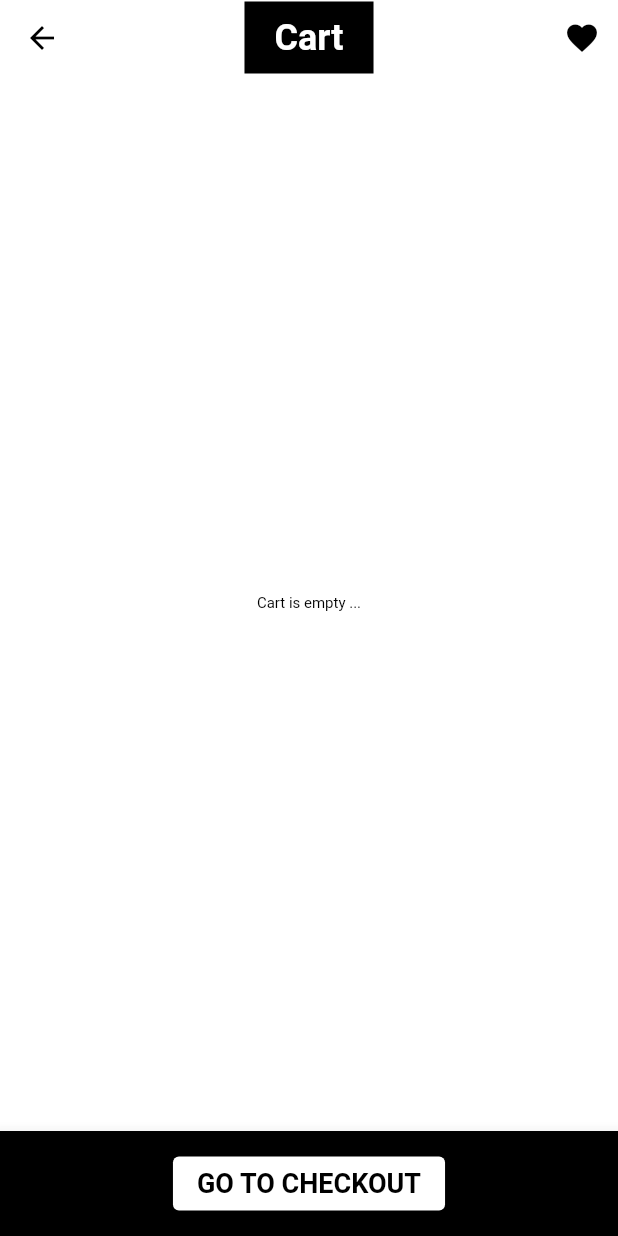
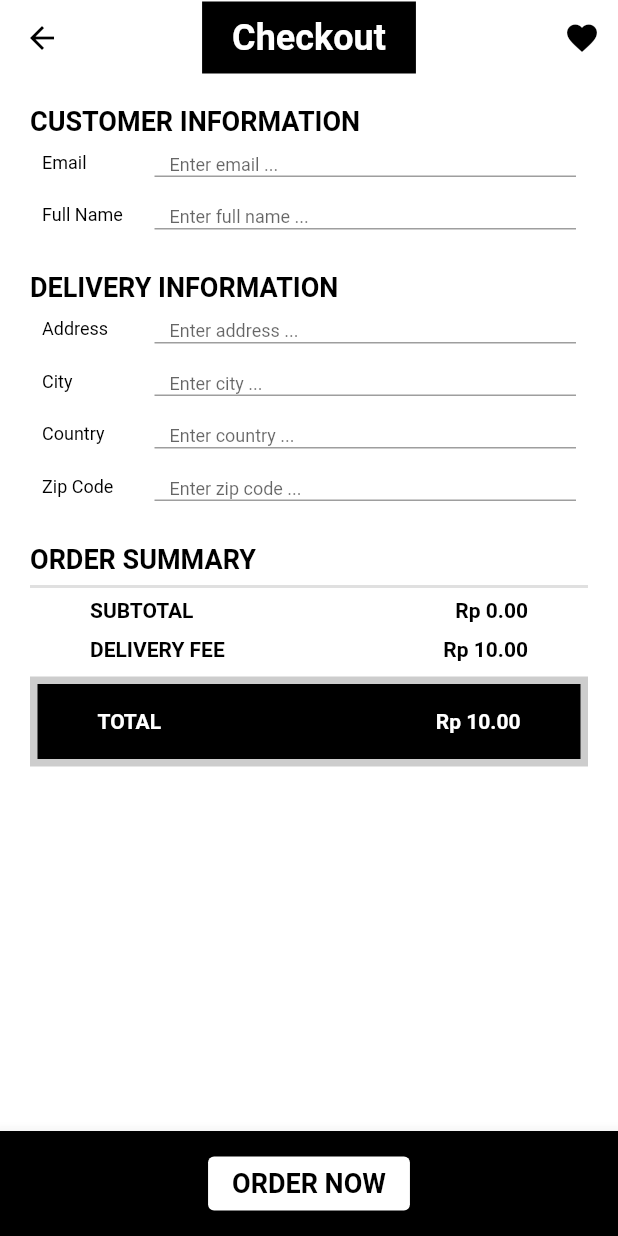
Before and after one commit to jmiryas/e_commerce_app, a Flutter app: the CartScreen screen opened by its route, after a tap on "GO TO CHECKOUT", on a phone screen of 412 x 824 dp. Run offline on Flutter 3.47's test engine with Material 2 defaults, Android fonts, the phone set to English and light mode, and no system bars; our stand-ins replace bloc, carousel_slider, cloud_firestore, equatable, firebase_core, flutter_bloc; accounts and stored records are empty; Roboto replaces fonts that are missing (Avenir).

Commit message:
Add checkout form

```diff
--- a/lib/config/app_router.dart
+++ b/lib/config/app_router.dart
@@ -1,3 +1,4 @@
+import 'package:e_commerce_app/screens/checkout/checkout_screen.dart';
 import 'package:flutter/material.dart';
 
 import '../models/product_model.dart';
@@ -38,6 +39,9 @@ class AppRouter {
       case CustomAppRoute.splashScreen:
         return CustomAppRoute.goToRoute(
             const SplashScreen(), CustomAppRoute.splashScreen);
+      case CustomAppRoute.checkoutScreen:
+        return CustomAppRoute.goToRoute(
+            const CheckoutScreen(), CustomAppRoute.checkoutScreen);
       default:
         return CustomAppRoute.goToRoute(
             const ErrorScreen(), CustomAppRoute.errorScreen);
--- a/lib/config/custom_app_route.dart
+++ b/lib/config/custom_app_route.dart
@@ -9,6 +9,7 @@ class CustomAppRoute {
   static const String splashScreen = "/splash";
   static const String catalogScreen = "/catalog";
   static const String productScreen = "/product";
+  static const String checkoutScreen = "/checkout";
   static const String wishlistScreen = "/wishlist";
 
   // * Go to route:
--- a/lib/screens/cart/cart_screen.dart
+++ b/lib/screens/cart/cart_screen.dart
@@ -3,6 +3,7 @@ import 'package:flutter_bloc/flutter_bloc.dart';
 
 import '../../bloc/cart/cart_bloc.dart';
 import '../../config/custom_app_route.dart';
+import '../../widgets/order_summary_widget.dart';
 import '../../widgets/custom_app_bar_widget.dart';
 import '../../widgets/card_product_card_widget.dart';
 
@@ -22,7 +23,9 @@ class CartScreen extends StatelessWidget {
             children: [
               ElevatedButton(
                   style: ElevatedButton.styleFrom(primary: Colors.white),
-                  onPressed: () {},
+                  onPressed: () {
+                    Navigator.pushNamed(context, CustomAppRoute.checkoutScreen);
+                  },
                   child: Text("GO TO CHECKOUT",
                       style: Theme.of(context).textTheme.headline3!.copyWith(
                             color: Colors.black,
@@ -103,97 +106,7 @@ class CartScreen extends StatelessWidget {
                       )
                     ],
                   ),
-                  Column(
-                    children: [
-                      const Divider(
-                        thickness: 2,
-                      ),
-                      Padding(
-                          padding: const EdgeInsets.symmetric(horizontal: 40.0),
-                          child: Column(
-                            children: [
-                              Row(
-                                mainAxisAlignment:
-                                    MainAxisAlignment.spaceBetween,
-                                children: [
-                                  Text(
-                                    "SUBTOTAL",
-                                    style:
-                                        Theme.of(context).textTheme.headline5,
-                                  ),
-                                  Text(
-                                    "Rp ${state.cart.subtotalString}",
-                                    style:
-                                        Theme.of(context).textTheme.headline5,
-                                  )
-                                ],
-                              ),
-                              const SizedBox(
-                                height: 10.0,
-                              ),
-                              Row(
-                                mainAxisAlignment:
-                                    MainAxisAlignment.spaceBetween,
-                                children: [
-                                  Text(
-                                    "DELIVERY FEE",
-                                    style:
-                                        Theme.of(context).textTheme.headline5,
-                                  ),
-                                  Text(
-                                    "Rp ${state.cart.deliveryFeeString}",
-                                    style:
-                                        Theme.of(context).textTheme.headline5,
-                                  )
-                                ],
-                              )
-                            ],
-                          )),
-                      const SizedBox(
-                        height: 10.0,
-                      ),
-                      Stack(
-                        children: [
-                          Container(
-                              width: MediaQuery.of(context).size.width,
-                              height: 60.0,
-                              decoration: BoxDecoration(
-                                  color: Colors.black.withAlpha(50))),
-                          Container(
-                            margin: const EdgeInsets.all(5.0),
-                            width: MediaQuery.of(context).size.width,
-                            height: 50.0,
-                            decoration:
-                                const BoxDecoration(color: Colors.black),
-                            child: Padding(
-                              padding:
-                                  const EdgeInsets.symmetric(horizontal: 40.0),
-                              child: Row(
-                                mainAxisAlignment:
-                                    MainAxisAlignment.spaceBetween,
-                                children: [
-                                  Text(
-                                    "TOTAL",
-                                    style: Theme.of(context)
-                                        .textTheme
-                                        .headline5!
-                                        .copyWith(color: Colors.white),
-                                  ),
-                                  Text(
-                                    "Rp ${state.cart.totalString}",
-                                    style: Theme.of(context)
-                                        .textTheme
-                                        .headline5!
-                                        .copyWith(color: Colors.white),
-                                  )
-                                ],
-                              ),
-                            ),
-                          )
-                        ],
-                      )
-                    ],
-                  )
+                  const OrderSummaryWidget()
                 ],
               ),
             );
--- /dev/null
+++ b/lib/screens/checkout/checkout_screen.dart
@@ -0,0 +1,110 @@
+import 'package:e_commerce_app/widgets/order_summary_widget.dart';
+import 'package:flutter/material.dart';
+
+import '../../widgets/custom_app_bar_widget.dart';
+
+class CheckoutScreen extends StatelessWidget {
+  const CheckoutScreen({Key? key}) : super(key: key);
+
+  @override
+  Widget build(BuildContext context) {
+    final TextEditingController emailController = TextEditingController();
+    final TextEditingController nameController = TextEditingController();
+    final TextEditingController addressController = TextEditingController();
+    final TextEditingController cityController = TextEditingController();
+    final TextEditingController countryController = TextEditingController();
+    final TextEditingController zipCodeController = TextEditingController();
+
+    return Scaffold(
+      appBar: CustomAppBarWidget(title: "Checkout"),
+      bottomNavigationBar: BottomAppBar(
+        color: Colors.black,
+        child: SizedBox(
+          height: 70.0,
+          child: Row(
+            mainAxisAlignment: MainAxisAlignment.spaceEvenly,
+            children: [
+              ElevatedButton(
+                  style: ElevatedButton.styleFrom(primary: Colors.white),
+                  onPressed: () {},
+                  child: Text("ORDER NOW",
+                      style: Theme.of(context).textTheme.headline3!.copyWith(
+                            color: Colors.black,
+                          )))
+            ],
+          ),
+        ),
+      ),
+      body: Padding(
+          padding: const EdgeInsets.all(20.0),
+          child: ListView(
+            children: [
+              Column(
+                mainAxisAlignment: MainAxisAlignment.spaceBetween,
+                crossAxisAlignment: CrossAxisAlignment.start,
+                children: [
+                  Text(
+                    "CUSTOMER INFORMATION",
+                    style: Theme.of(context).textTheme.headline3,
+                  ),
+                  _buildTextField(
+                      emailController, context, "Email", "Enter email ..."),
+                  _buildTextField(nameController, context, "Full Name",
+                      "Enter full name ..."),
+                  const SizedBox(
+                    height: 20.0,
+                  ),
+                  Text(
+                    "DELIVERY INFORMATION",
+                    style: Theme.of(context).textTheme.headline3,
+                  ),
+                  _buildTextField(addressController, context, "Address",
+                      "Enter address ..."),
+                  _buildTextField(
+                      cityController, context, "City", "Enter city ..."),
+                  _buildTextField(countryController, context, "Country",
+                      "Enter country ..."),
+                  _buildTextField(zipCodeController, context, "Zip Code",
+                      "Enter zip code ..."),
+                  const SizedBox(
+                    height: 20.0,
+                  ),
+                  Text(
+                    "ORDER SUMMARY",
+                    style: Theme.of(context).textTheme.headline3,
+                  ),
+                  const OrderSummaryWidget()
+                ],
+              )
+            ],
+          )),
+    );
+  }
+}
+
+Widget _buildTextField(TextEditingController controller, BuildContext context,
+    String label, String hint) {
+  return Padding(
+      padding: const EdgeInsets.all(8.0),
+      child: Row(
+        children: [
+          SizedBox(
+            width: 75.0,
+            child: Text(
+              label,
+              style: Theme.of(context).textTheme.bodyText1,
+            ),
+          ),
+          Expanded(
+              child: TextFormField(
+                  controller: controller,
+                  decoration: InputDecoration(
+                      hintText: hint,
+                      isDense: true,
+                      hintStyle: const TextStyle(fontSize: 12.0),
+                      contentPadding: const EdgeInsets.only(left: 10.0),
+                      focusedBorder: const UnderlineInputBorder(
+                          borderSide: BorderSide(color: Colors.black)))))
+        ],
+      ));
+}
--- /dev/null
+++ b/lib/widgets/order_summary_widget.dart
@@ -0,0 +1,110 @@
+import 'package:flutter/material.dart';
+import 'package:flutter_bloc/flutter_bloc.dart';
+
+import '../bloc/cart/cart_bloc.dart';
+
+class OrderSummaryWidget extends StatelessWidget {
+  const OrderSummaryWidget({
+    Key? key,
+  }) : super(key: key);
+
+  @override
+  Widget build(BuildContext context) {
+    return BlocBuilder<CartBloc, CartState>(builder: (context, state) {
+      if (state is CartLoadingState) {
+        return const Center(
+          child: CircularProgressIndicator(),
+        );
+      }
+
+      if (state is CartLoadedState) {
+        return Column(
+          children: [
+            const Divider(
+              thickness: 2,
+            ),
+            Padding(
+                padding: const EdgeInsets.symmetric(horizontal: 40.0),
+                child: Column(
+                  children: [
+                    Row(
+                      mainAxisAlignment: MainAxisAlignment.spaceBetween,
+                      children: [
+                        Text(
+                          "SUBTOTAL",
+                          style: Theme.of(context).textTheme.headline5,
+                        ),
+                        Text(
+                          "Rp ${state.cart.subtotalString}",
+                          style: Theme.of(context).textTheme.headline5,
+                        )
+                      ],
+                    ),
+                    const SizedBox(
+                      height: 10.0,
+                    ),
+                    Row(
+                      mainAxisAlignment: MainAxisAlignment.spaceBetween,
+                      children: [
+                        Text(
+                          "DELIVERY FEE",
+                          style: Theme.of(context).textTheme.headline5,
+                        ),
+                        Text(
+                          "Rp ${state.cart.deliveryFeeString}",
+                          style: Theme.of(context).textTheme.headline5,
+                        )
+                      ],
+                    )
+                  ],
+                )),
+            const SizedBox(
+              height: 10.0,
+            ),
+            Stack(
+              children: [
+                Container(
+                    width: MediaQuery.of(context).size.width,
+                    height: 60.0,
+                    decoration:
+                        BoxDecoration(color: Colors.black.withAlpha(50))),
+                Container(
+                  margin: const EdgeInsets.all(5.0),
+                  width: MediaQuery.of(context).size.width,
+                  height: 50.0,
+                  decoration: const BoxDecoration(color: Colors.black),
+                  child: Padding(
+                    padding: const EdgeInsets.symmetric(horizontal: 40.0),
+                    child: Row(
+                      mainAxisAlignment: MainAxisAlignment.spaceBetween,
+                      children: [
+                        Text(
+                          "TOTAL",
+                          style: Theme.of(context)
+                              .textTheme
+                              .headline5!
+                              .copyWith(color: Colors.white),
+                        ),
+                        Text(
+                          "Rp ${state.cart.totalString}",
+                          style: Theme.of(context)
+                              .textTheme
+                              .headline5!
+                              .copyWith(color: Colors.white),
+                        )
+                      ],
+                    ),
+                  ),
+                )
+              ],
+            )
+          ],
+        );
+      }
+
+      return const Center(
+        child: Text("Something went wrong!"),
+      );
+    });
+  }
+}
```
